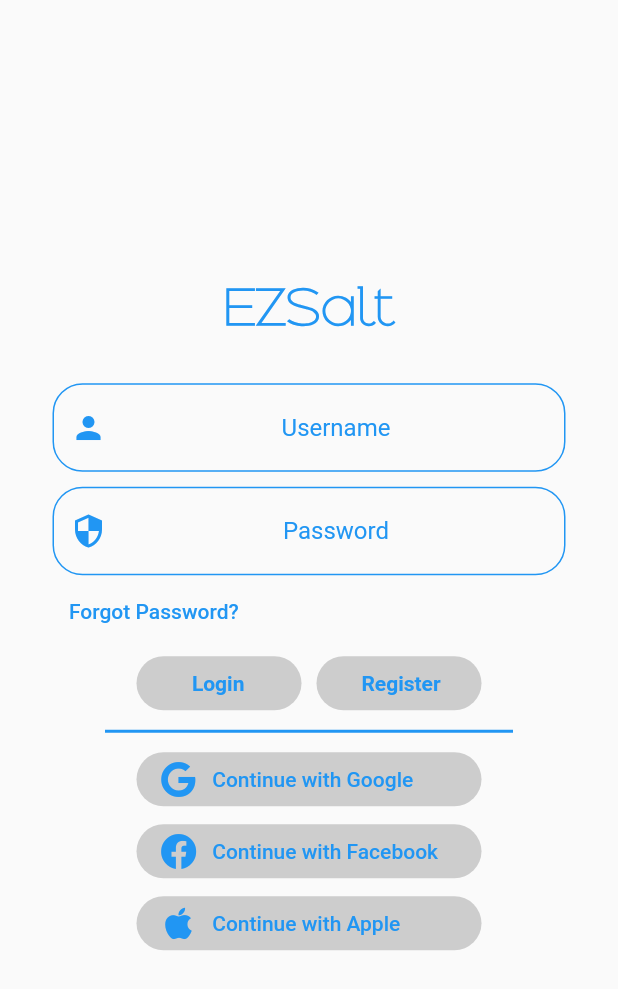
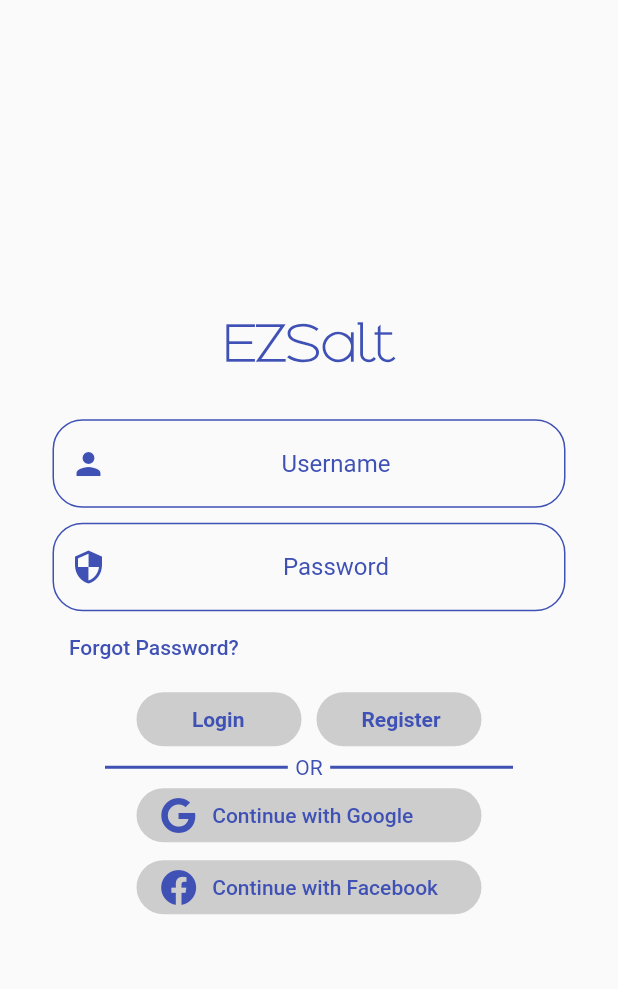
Before and after one commit to stemcreations/EZSalt, a Flutter app: the LoginPage screen opened by its route, on a phone screen of 412 x 824 dp. Shown: the top 989 px of the screen. Run offline on Flutter 3.47's test engine with Material 2 defaults, Android fonts, the phone set to English and light mode, and no system bars; our stand-ins replace font_awesome_flutter, step_progress_indicator; missing offline and left inert: wave_progress_widget.

Commit message:
Updated Login page

```diff
--- a/lib/components/custom_widgets.dart
+++ b/lib/components/custom_widgets.dart
@@ -7,8 +7,8 @@ class CustomTextField extends StatelessWidget {
 
   final String text;
   final Icon icon;
-  final Color borderAndTextColor = Colors.blue;
-  final Color focusedBorderColor = Colors.lightBlueAccent;
+  final Color borderAndTextColor = Colors.indigo;
+  final Color focusedBorderColor = Colors.indigoAccent;
 
   @override
   Widget build(BuildContext context) {
@@ -58,7 +58,7 @@ class ReusableOutlineButton extends StatelessWidget {
       child: FlatButton(
         //borderSide: BorderSide(color: Colors.white),
         color: Colors.grey.withAlpha(125),
-        textColor: Colors.blue,
+        textColor: Colors.indigo,
         shape: RoundedRectangleBorder(
           borderRadius: BorderRadius.circular(20.0),
         ),
--- a/lib/pages/login.dart
+++ b/lib/pages/login.dart
@@ -1,12 +1,15 @@
 import 'package:flutter/cupertino.dart';
 import 'package:flutter/material.dart';
 import 'package:ez_salt/components/custom_widgets.dart';
+import 'package:flutter/rendering.dart';
 import 'package:font_awesome_flutter/font_awesome_flutter.dart';
 
 class LoginPage extends StatefulWidget {
   @override
   _LoginPageState createState() => _LoginPageState();
 }
+
+//TODO Need firebase authentication integration for login/register/forgot password/facebook and google
 
 class _LoginPageState extends State<LoginPage> {
   @override
@@ -22,35 +25,34 @@ class _LoginPageState extends State<LoginPage> {
                 'EZSalt',
                 style: TextStyle(
                   fontFamily: 'EZSalt',
-                  color: Colors.blue,
+                  color: Colors.indigo,
                   fontSize: 30.0,
                   fontWeight: FontWeight.bold,
                 ),
               ),
-              Flexible(
-                child: SizedBox(
-                  height: 30,
-                ),
+              SizedBox(
+                height: 30,
               ),
               CustomTextField(
                 text: 'Username',
-                icon: Icon(Icons.person, color: Colors.blue,),
+                icon: Icon(Icons.person, color: Colors.indigo,),
               ),
               SizedBox(
                   height: 10
               ),
               CustomTextField(
                 text: 'Password',
-                icon: Icon(Icons.security, color: Colors.blue,),
+                icon: Icon(Icons.security, color: Colors.indigo,),
               ),
               Row(
                 children: [
                   Padding(
                     padding: const EdgeInsets.only(left: 30),
                     child: MaterialButton(
+                      onPressed: () {  },  //TODO need to add function to forgot password
                       child: Text(
                         'Forgot Password?',
-                        style: TextStyle(color: Colors.blue),
+                        style: TextStyle(color: Colors.indigo),
                       ),
                     ),
                   ),
@@ -85,11 +87,34 @@ class _LoginPageState extends State<LoginPage> {
                   ],
                 ),
               ),
-              Divider(
-                indent: 70,
-                endIndent: 70,
-                thickness: 2,
-                color: Colors.blue,
+              Row(
+                mainAxisAlignment: MainAxisAlignment.spaceAround,
+                children: [
+                  Expanded(
+                    child: Container(
+                      child: Divider(
+                        indent: 70,
+                        endIndent: 5,
+                        thickness: 2,
+                        color: Colors.indigo,
+                      ),
+                    ),
+                  ),
+                  Text(
+                    'OR',
+                    style: TextStyle(color: Colors.indigo),
+                  ),
+                  Expanded(
+                    child: Container(
+                      child: Divider(
+                        indent: 5,
+                        endIndent: 70,
+                        thickness: 2,
+                        color: Colors.indigo,
+                      ),
+                    ),
+                  ),
+                ],
               ),
               ReusableOutlineButton(
                 size: 230,
@@ -103,12 +128,12 @@ class _LoginPageState extends State<LoginPage> {
                 label: Text('   Continue with Facebook'),
                 onPressed: (){},
               ),
-              ReusableOutlineButton(
-                size: 230,
-                icon: Icon(FontAwesomeIcons.apple),
-                label: Text('   Continue with Apple'),
-                onPressed: (){},
-              ),
+              // ReusableOutlineButton(
+              //   size: 230,
+              //   icon: Icon(FontAwesomeIcons.apple),
+              //   label: Text('   Continue with Apple'),
+              //   onPressed: (){},
+              // ),
             ],
           ),
         ),
```
